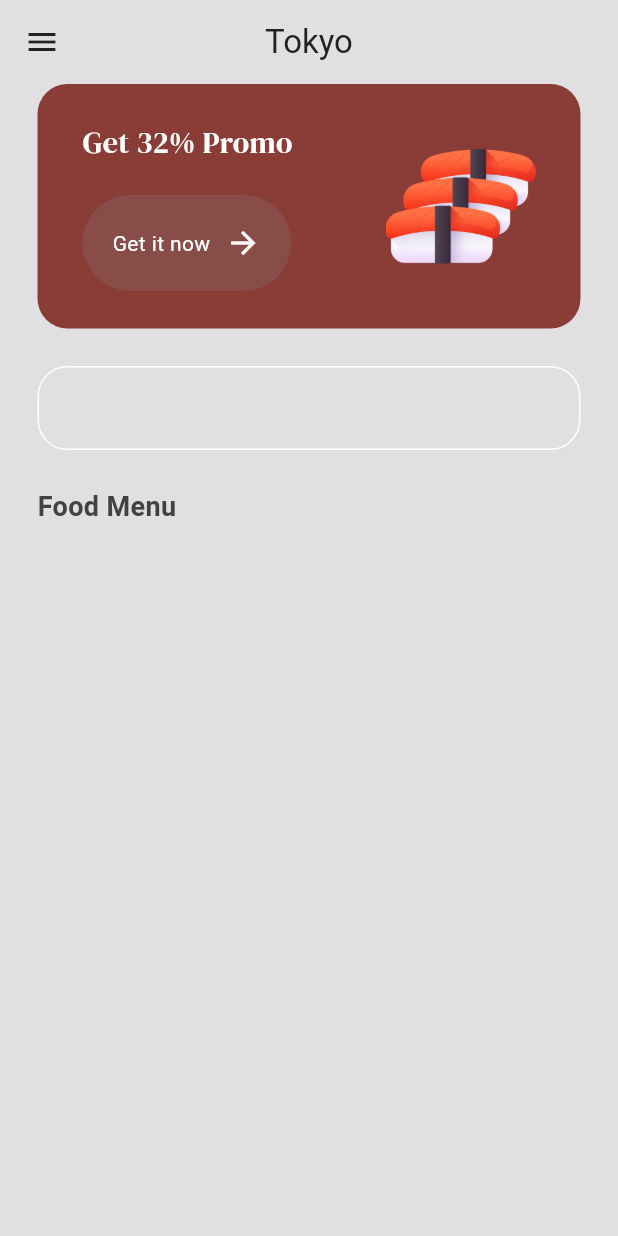
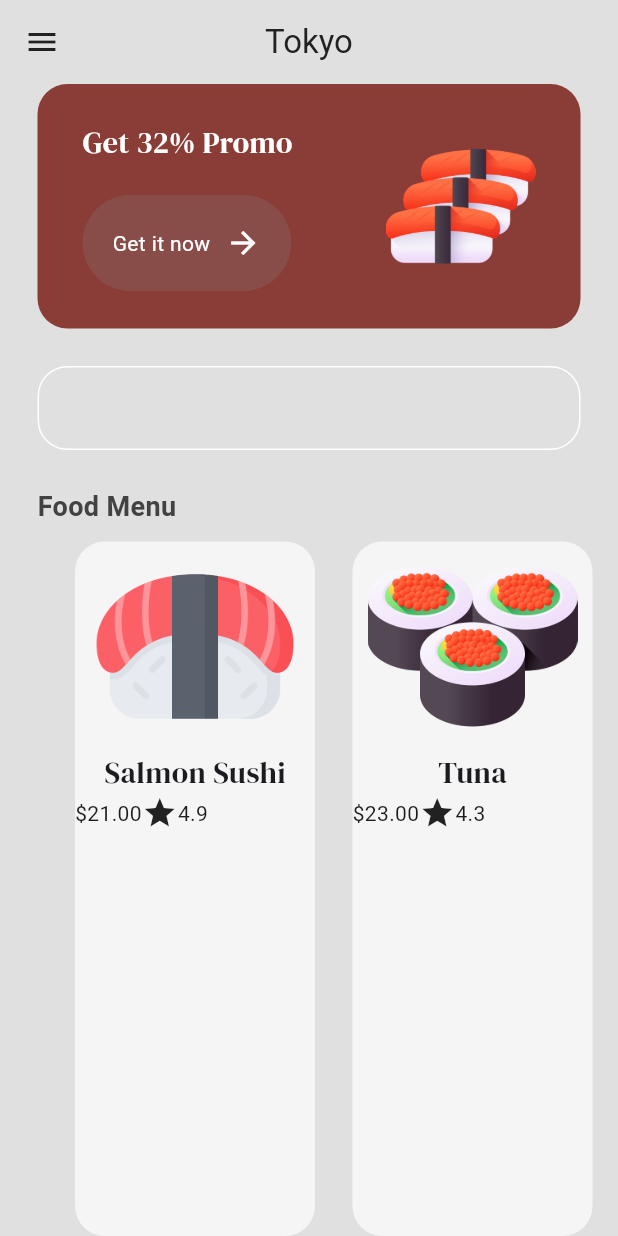
Before and after one commit to Brayan-chan/sushi_shop, a Flutter app: the MenuPage screen opened by its route, on a phone screen of 412 x 824 dp. Run offline on Flutter 3.47's test engine with Material 3 defaults, Android fonts, the phone set to English and light mode, and no system bars; our stand-ins replace google_fonts.

Commit message:
Creacion de los contenedores de la lista de productos

```diff
--- /dev/null
+++ b/lib/components/food_tile.dart
@@ -0,0 +1,62 @@
+import "package:flutter/material.dart";
+import "package:google_fonts/google_fonts.dart";
+import "package:sushi_shop/models/food.dart";
+
+class FoodTile extends StatelessWidget {
+  //Hacemos uso de la clase hija Food
+  final Food food;
+  const FoodTile({
+    //Se utiliza la super.key para llamar al constructor de la clase padre
+    super.key,
+    //Se utiliza required para que el argumento sea obligatorio
+    required this.food,
+  });
+
+  @override
+  Widget build(BuildContext context) {
+    return Container(
+      decoration: BoxDecoration(
+        color: Colors.grey[100],
+        borderRadius: BorderRadius.circular(20),
+      ),
+      //Asignando el margen de separacion entre contenedores desde la clase
+      margin: EdgeInsets.only(left: 25),
+      child: Column (
+        //Se utiliza children para agregar elementos dentro del contenedor
+        children: [
+          //Asignando una imagen con la clase Food
+          //Se hace la llamada a la lista de productos
+          Image.asset(
+            food.imagePath,
+            height: 140,
+          ),
+
+          //Asignando un texto con la clase Food
+          Text (
+            food.name,
+            style: GoogleFonts.dmSerifDisplay(fontSize: 20),
+          ),
+
+          //Asignando un precio y el rating con la clase Food
+          SizedBox(
+            width: 160,
+            //Child row es para agregar contenido a la celda de la lista de productos
+            child: Row(
+              children: [
+
+                //price
+                //Se concatena el simbolo $ con el precio de los productos
+                Text('\$' + food.price),
+
+                //rating
+                //Utilizamos el icono star para mostrar el rating
+                Icon(Icons.star),
+                Text(food.rating),
+              ],
+            ),
+          )
+        ],
+      ),
+    );
+  }
+}
--- a/lib/pages/menu_page.dart
+++ b/lib/pages/menu_page.dart
@@ -1,6 +1,7 @@
 import 'package:flutter/material.dart';
 import 'package:google_fonts/google_fonts.dart';
 import 'package:sushi_shop/components/button.dart';
+import 'package:sushi_shop/components/food_tile.dart';
 import 'package:sushi_shop/models/food.dart';
 import 'package:sushi_shop/theme/colors.dart';
 
@@ -174,6 +175,29 @@ class _MenuPageState extends State<MenuPage> {
           //Definiendo el margen de la seccion
           const SizedBox(height: 10),
 
+          //Se crea el componente FoodTile
+          //Expanded es para hacer que el componente se adapte a la pantalla
+          Expanded(
+            //Asignando un padding para manejar el margen
+            child: Padding(
+              //EdgeInsts sirve para definir el margen del contenedor
+              //only left sirve para definir el margen izquierdo
+              padding: const EdgeInsets.only(left: 25.0),
+              //ListView.builder sirve para crear una lista de elementos
+              child: ListView.builder(
+                //scrollDirection sirve para definir la direccion de desplazamiento de la lista de elementos
+                scrollDirection: Axis.horizontal,
+                //Se crea el contador de las posiciones de la lista
+                itemCount: foodMenu.length,
+                //itemBuilder sirve para crear los elementos de la lista
+                //index sirve para manejar el indice de los elementos
+                itemBuilder: (context, index) => FoodTile(
+                  food: foodMenu[index],
+                ),
+              ),
+            ),
+          ),
+
           //Comida popular
         ],
       ),
```
